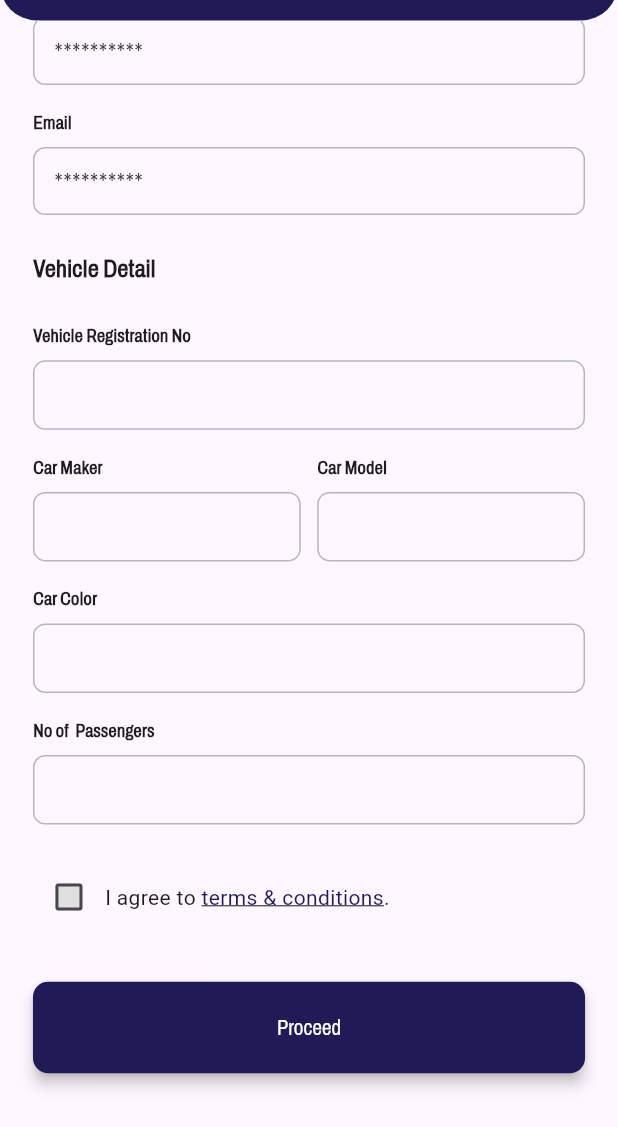
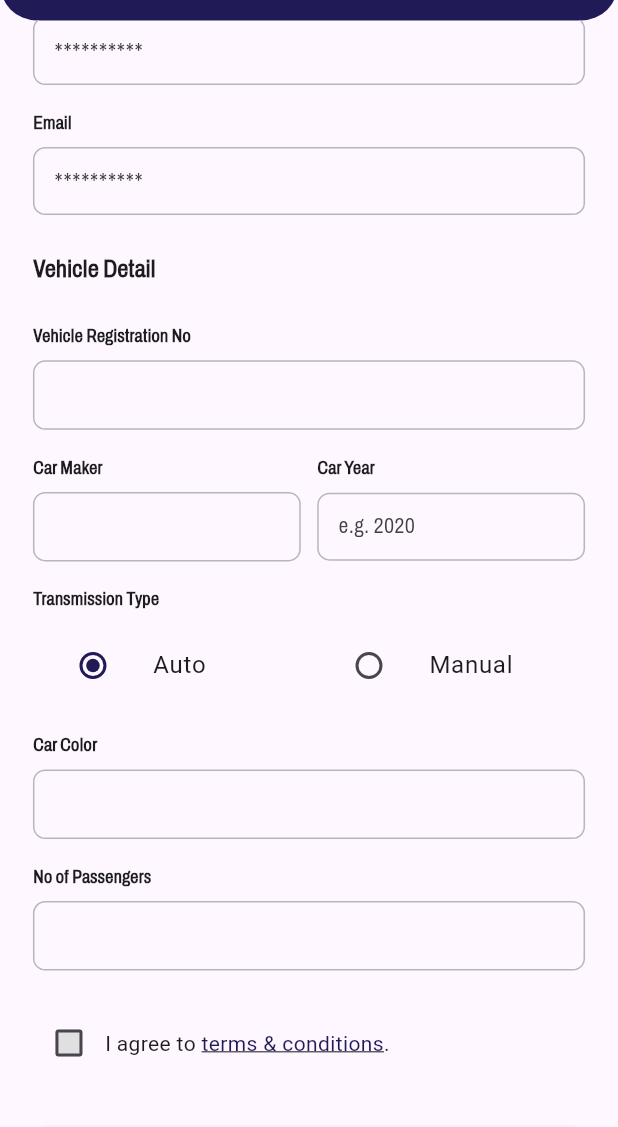
Before and after one commit to Hamzikhann/comparemyparkingmobileapp, a Flutter app: the ReserveBookingScreen screen opened by its route, scrolled down 456 dp, on a phone screen of 412 x 824 dp, the part 109-1236 px from its top. Run offline on Flutter 3.47's test engine with Material 3 defaults, Android fonts, the phone set to English and light mode, and no system bars; our stand-ins replace dio, dropdown_button2, firebase_core, firebase_messaging, flutter_easyloading, flutter_image_compress and 8 more; missing offline and left inert: flutter_stripe; accounts and stored records are empty; project files that could hold a hidden picture were left out.

Commit message:
add car year add radio buttons auto manual add LTN change app logo and name

```diff
--- a/lib/data/models/BookingInfoModel.dart
+++ b/lib/data/models/BookingInfoModel.dart
@@ -14,6 +14,7 @@ class BookingInfoModel {
   final String carModel;
   final String carColor;
   final String noOfPassengers;
+  final String type;
 
   BookingInfoModel({
     required this.outBoundTerminal,
@@ -30,6 +31,7 @@ class BookingInfoModel {
     required this.carModel,
     required this.carColor,
     required this.noOfPassengers,
+    required this.type,
   });
 
   Map<String, dynamic> toJson() => {
@@ -47,6 +49,7 @@ class BookingInfoModel {
         'carModel': carModel,
         'carColor': carColor,
         'noOfPassengers': noOfPassengers,
+        'type': type,
       };
 
   factory BookingInfoModel.fromJson(Map<String, dynamic> json) {
@@ -65,6 +68,7 @@ class BookingInfoModel {
       carModel: json['carModel'],
       carColor: json['carColor'],
       noOfPassengers: json['noOfPassengers'],
+      type: json['type'],
     );
   }
 }
--- a/lib/data/repositories/general_repository.dart
+++ b/lib/data/repositories/general_repository.dart
@@ -509,6 +509,7 @@ class GeneralRepository {
     required String vehicleModel,
     required String vehicleColor,
     required String numberOfPassengers,
+    required String type,
     required String userId,
     required String name,
     required String price,
@@ -540,6 +541,7 @@ class GeneralRepository {
           vehicleModel.isEmpty ||
           vehicleColor.isEmpty ||
           numberOfPassengers.isEmpty ||
+          type.isEmpty ||
           userId.isEmpty ||
           name.isEmpty ||
           price.isEmpty ||
--- a/lib/pages/HomeScreen.dart
+++ b/lib/pages/HomeScreen.dart
@@ -21,7 +21,7 @@ class HomeScreen extends StatefulWidget {
 
 class _HomeScreenState extends State<HomeScreen> {
   String? selectedAirport;
-  final List<String> airportOptions = ['STN'];
+  final List<String> airportOptions = ['STN','LTN'];
   String? selectedDateRange;
   String? checkInTime;
   String? checkOutTime;
--- a/lib/pages/PaymentsScreen.dart
+++ b/lib/pages/PaymentsScreen.dart
@@ -84,6 +84,7 @@ class _PaymentScreenState extends State<PaymentScreen> {
         "vehicleModel": Globals.booking_info_model?.carModel,
         "vehicleColor": Globals.booking_info_model?.carColor,
         "numberOfPassengers": Globals.booking_info_model?.noOfPassengers,
+        "type": Globals.booking_info_model?.type,
         "userId": Globals.user?.id,
         "name": Globals.option?.name ?? '',
         "price": Globals.option?.price ?? '',
@@ -114,6 +115,7 @@ class _PaymentScreenState extends State<PaymentScreen> {
           vehicleModel: bookingData['vehicleModel'] as String,
           vehicleColor: bookingData['vehicleColor'] as String,
           numberOfPassengers: bookingData['numberOfPassengers'] as String,
+          type: bookingData['type'] as String,
           userId: bookingData['userId'] as String,
           name: bookingData['name'] as String,
           price: bookingData['price'] as String,
--- a/lib/pages/ReserveBookingScreen.dart
+++ b/lib/pages/ReserveBookingScreen.dart
@@ -19,6 +19,8 @@ class ReserveBookingScreen extends StatefulWidget {
 
 class _ReserveBookingScreenState extends State<ReserveBookingScreen> {
   final _formKey = GlobalKey<FormState>();
+  final currentYear = DateTime.now().year;
+  String transmissionType = 'Auto'; // Default to Auto
 
   // Flight Details
   final TextEditingController departureFlightController =
@@ -33,10 +35,11 @@ class _ReserveBookingScreenState extends State<ReserveBookingScreen> {
   final TextEditingController phoneController = TextEditingController();
   final TextEditingController emailController = TextEditingController();
   String selectedTitle = "Mr";
+
   // Vehicle Details
   final TextEditingController vehicleRegNoController = TextEditingController();
   final TextEditingController carMakerController = TextEditingController();
-  final TextEditingController carModelController = TextEditingController();
+  final TextEditingController carYearController = TextEditingController();
   final TextEditingController numPassengersController = TextEditingController();
   final TextEditingController carColorController = TextEditingController();
 
@@ -60,6 +63,28 @@ class _ReserveBookingScreenState extends State<ReserveBookingScreen> {
     } else if (!emailRegExp.hasMatch(value.trim())) {
       return 'Enter a valid email';
     }
+    return null;
+  }
+
+  String? validateYear(String? value) {
+    if (value == null || value.trim().isEmpty) {
+      return 'Year is required';
+    }
+
+    final year = int.tryParse(value);
+    if (year == null) {
+      return 'Enter a valid year';
+    }
+
+    if (year > currentYear) {
+      return 'Year cannot be greater than $currentYear';
+    }
+
+    // You might also want to set a minimum reasonable year (like 1900)
+    if (year < 1900) {
+      return 'Enter a valid year';
+    }
+
     return null;
   }
 
@@ -100,13 +125,15 @@ Future<void> _loadSavedBookingInfo() async {
         // Vehicle details
         if (vehicleRegNoController.text.isEmpty) vehicleRegNoController.text = savedInfo.vehicleRegNo;
         if (carMakerController.text.isEmpty) carMakerController.text = savedInfo.carMaker;
-      if (carModelController.text.isEmpty) carModelController.text = savedInfo.carModel;
+        if (carYearController.text.isEmpty) carYearController.text = savedInfo.carModel;
         if (carColorController.text.isEmpty) carColorController.text = savedInfo.carColor;
         if (numPassengersController.text.isEmpty) numPassengersController.text = savedInfo.noOfPassengers;
+
+        // Transmission type
+        transmissionType = savedInfo.type;
       });
     }
   }
-
 
   @override
   Widget build(BuildContext context) {
@@ -133,6 +160,8 @@ Future<void> _loadSavedBookingInfo() async {
                     child: Column(
                       crossAxisAlignment: CrossAxisAlignment.start,
                       children: [
+                        // ... (keep all the existing flight and user details sections the same)
+                        // Flight Details section remains unchanged
                         Text("Flight Details",
                             style: TextStyle(
                                 fontSize: 16.sp,
@@ -215,7 +244,7 @@ Future<void> _loadSavedBookingInfo() async {
                           height: 45.h,
                           items: const ["Mr", "Mrs", "Others"],
                           isSearchable: false,
-                          selectedItem: selectedTitle, // Add this line to set the initial selected item
+                          selectedItem: selectedTitle,
                           onSelectItem: (item) {
                             setState(() {
                               selectedTitle = item!;
@@ -310,7 +339,7 @@ Future<void> _loadSavedBookingInfo() async {
                             ),
                             SizedBox(width: 10.w),
                             Expanded(
-                              child: Text("Car Model",
+                              child: Text("Car Year",
                                   style: TextStyle(
                                       fontSize: 12.sp,
                                       fontWeight: FontWeight.bold,
@@ -332,10 +361,52 @@ Future<void> _loadSavedBookingInfo() async {
                             SizedBox(width: 10.w),
                             Expanded(
                               child: CustomTextField(
-                                hintText: "",
-                                controller: carModelController,
-                                validator: (val) =>
-                                    validateRequired(val, "Car Model"),
+                                hintText: "e.g. 2020",
+                                controller: carYearController,
+                                keyboardType: TextInputType.number,
+                                validator: validateYear,
+                              ),
+                            ),
+                          ],
+                        ),
+                        SizedBox(height: 16.h),
+                        // Transmission Type Radio Buttons
+                        Text("Transmission Type",
+                            style: TextStyle(
+                                fontSize: 12.sp,
+                                fontWeight: FontWeight.bold,
+                                fontFamily: 'Archivo')),
+                        SizedBox(height: 8.h),
+                        Row(
+                          children: [
+                            Expanded(
+                              child: ListTile(
+                                title: Text('Auto'),
+                                leading: Radio<String>(
+                                  value: 'Auto',
+                                  groupValue: transmissionType,
+                                  onChanged: (String? value) {
+                                    setState(() {
+                                      transmissionType = value!;
+                                    });
+                                  },
+                                  activeColor: colors.primary,
+                                ),
+                              ),
+                            ),
+                            Expanded(
+                              child: ListTile(
+                                title: Text('Manual'),
+                                leading: Radio<String>(
+                                  value: 'Manual',
+                                  groupValue: transmissionType,
+                                  onChanged: (String? value) {
+                                    setState(() {
+                                      transmissionType = value!;
+                                    });
+                                  },
+                                  activeColor: colors.primary,
+                                ),
                               ),
                             ),
                           ],
@@ -354,7 +425,7 @@ Future<void> _loadSavedBookingInfo() async {
                               validateRequired(val, "car color"),
                         ),
                         SizedBox(height: 16.h),
-                        Text("No of  Passengers",
+                        Text("No of Passengers",
                             style: TextStyle(
                                 fontSize: 12.sp,
                                 fontWeight: FontWeight.bold,
@@ -424,9 +495,10 @@ Future<void> _loadSavedBookingInfo() async {
                                   email: emailController.text,
                                   vehicleRegNo: vehicleRegNoController.text,
                                   carMaker: carMakerController.text,
-                                  carModel: carModelController.text,
+                                  carModel: carYearController.text,
                                   carColor: carColorController.text,
                                   noOfPassengers: numPassengersController.text,
+                                  type: transmissionType,
                                 );
 
                                 // Show dialog to ask if user wants to save info
```
Also changed, not shown: assets/images/logo.svg (deleted), assets/logo.svg (added), 6 other files. Lines whose indentation alone changed are shown as unchanged.
